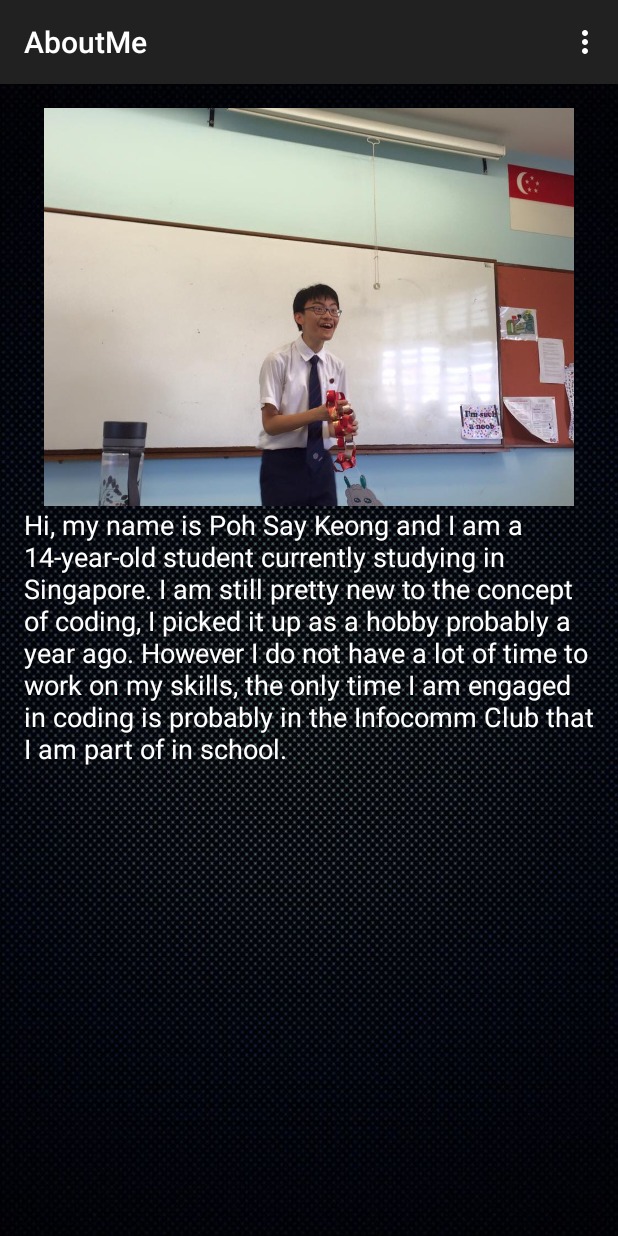
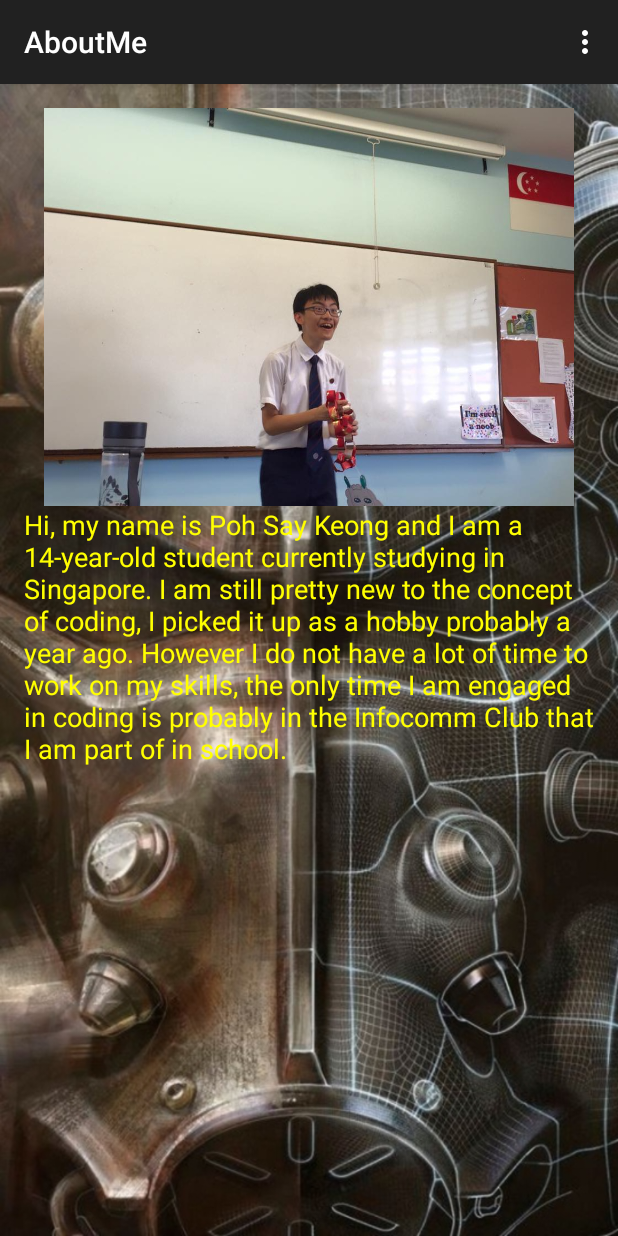
Before and after one commit to PohSayKeong/Poh_Say_Keong-Android-App, an Android app: the screen it shows after launch (MainActivity), on a phone screen of 412 x 824 dp. Run offline under Robolectric (Android 15) with nearby library versions, the phone set to English and light mode, and no system bars.

Commit message:
Change icon, changed background

```diff
--- a/AboutMe/app/src/main/AndroidManifest.xml
+++ b/AboutMe/app/src/main/AndroidManifest.xml
@@ -4,7 +4,7 @@
 
     <application
         android:allowBackup="true"
-        android:icon="@mipmap/ic_launcher"
+        android:icon="@mipmap/vault"
         android:label="@string/app_name"
         android:theme="@style/AppTheme" >
         <activity
--- a/AboutMe/app/src/main/res/layout/activity_main.xml
+++ b/AboutMe/app/src/main/res/layout/activity_main.xml
@@ -18,6 +18,6 @@
         android:layout_height="wrap_content"
         android:layout_below="@id/me"
         android:text="@string/introduction"
-        android:textColor="#ffffff"
+        android:textColor="#ffff00"
         android:textSize="18sp"/>
 </RelativeLayout>
```
Also changed, not shown: AboutMe/app/src/main/res/drawable/background.jpg, AboutMe/app/src/main/res/mipmap-hdpi/vault.png (added), AboutMe/app/src/main/res/mipmap-mdpi/vault.png (added), AboutMe/app/src/main/res/mipmap-xhdpi/vault.png (added), AboutMe/app/src/main/res/mipmap-xxhdpi/vault.png (added), AboutMe/app/src/main/res/mipmap-xxxhdpi/vault.png (added), AboutMe/app/src/main/vault-web.png (added).
